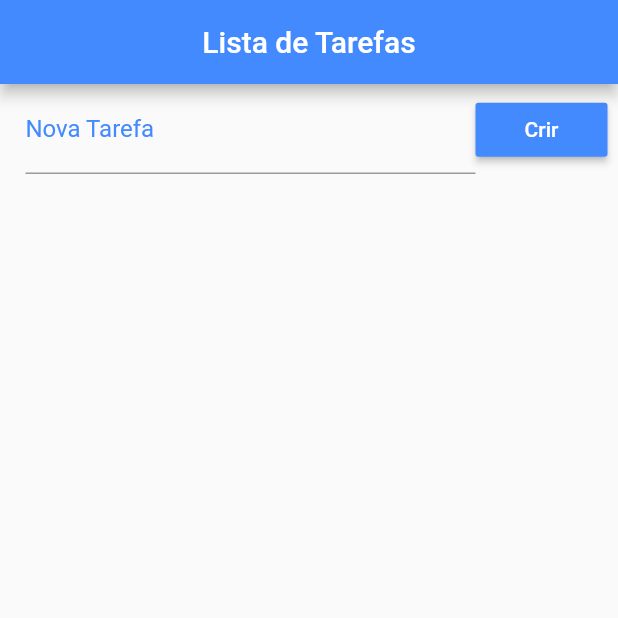
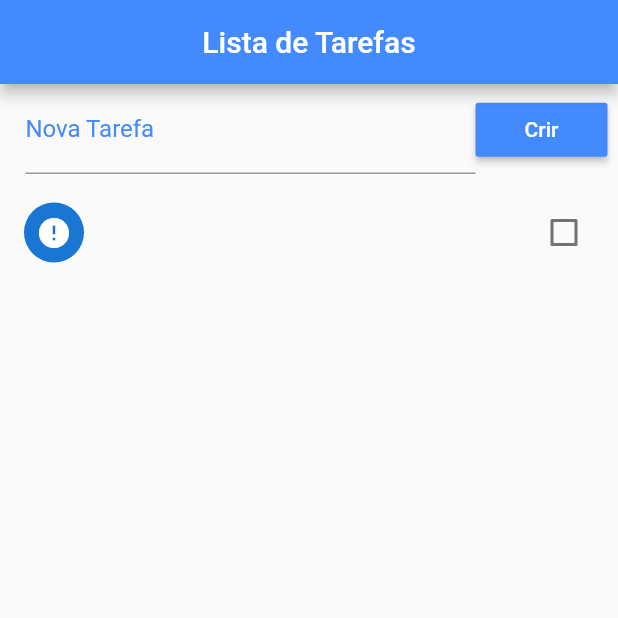
Before and after one commit to danielfmpc/flutter_lista_tarefas, a Flutter app: the screen it shows after launch, after a tap on "Crir", on a phone screen of 412 x 824 dp, the top half of it. Run offline on Flutter 3.47's test engine with Material 2 defaults, Android fonts, the phone set to English and light mode, and no system bars.

Commit message:
Criando Map e Listando ToDo

```diff
--- a/lib/home.dart
+++ b/lib/home.dart
@@ -10,7 +10,18 @@ class Home extends StatefulWidget {
 }
 
 class _HomeState extends State<Home> {
+  final _textEditingController = TextEditingController();
   List _toDoList = [];
+
+  void _addToDoList(){
+    setState(() {
+      Map<String, dynamic> newToDo = Map();
+      newToDo["title"] = _textEditingController.text;
+      _textEditingController.text = "";
+      newToDo["ok"] = false;
+      _toDoList.add(newToDo);
+    });
+  }
 
   @override
   Widget build(BuildContext context) {
@@ -20,8 +31,7 @@ class _HomeState extends State<Home> {
         backgroundColor: Colors.blueAccent,
         centerTitle: true,
       ),
-      body: SingleChildScrollView(
-        child: Column(
+      body: Column(
         children: <Widget>[
           Container(
             padding: EdgeInsets.fromLTRB(17, 1, 7, 1),
@@ -29,6 +39,7 @@ class _HomeState extends State<Home> {
               children: <Widget>[
                 Expanded(
                   child: TextField(
+                    controller: _textEditingController,
                     decoration: InputDecoration(
                       labelText: "Nova Tarefa",
                       labelStyle: TextStyle(
@@ -43,13 +54,34 @@ class _HomeState extends State<Home> {
                   ),
                   textColor: Colors.white,
                   color: Colors.blueAccent,
-                    onPressed: (){}
+                  onPressed: _addToDoList,
                 ),
               ],
             ),
           ),
+          Expanded(
+            child: ListView.builder(
+              padding: EdgeInsets.only(top: 10),
+              itemCount: _toDoList.length,
+              itemBuilder: (context, index){
+                return CheckboxListTile(
+                  title: Text(_toDoList[index]["title"]),
+                  value: _toDoList[index]["ok"],
+                  onChanged: (value){
+                    setState(() {
+                      _toDoList[index]["ok"] = value;
+                    });
+                  },
+                  secondary: CircleAvatar(
+                    child: Icon(
+                      _toDoList[index]["ok"] ? Icons.check : Icons.error
+                    ),
+                  ),
+                );
+              },
+            ),
+          ),
         ],
-        ),
       ),
     );
   }
```
Lines whose indentation alone changed are shown as unchanged.
